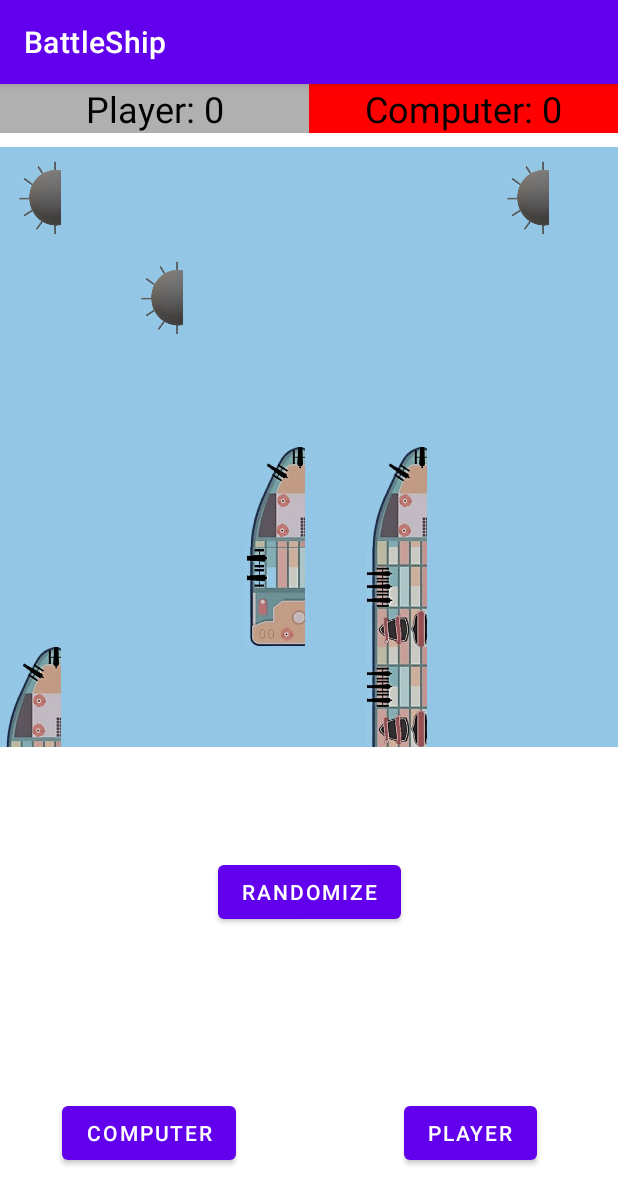
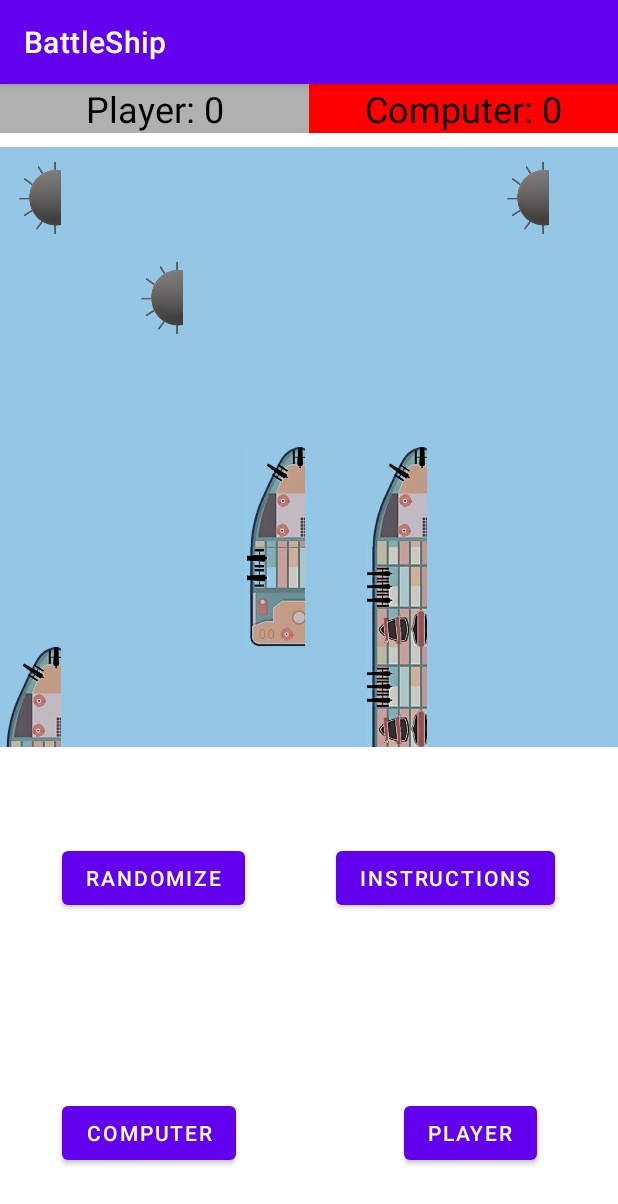
Before and after one commit to kristapspicelevics/BattleShip_MPI_2, an Android app: the screen it shows after launch (MainActivity), after a tap on "RANDOMIZE", on a phone screen of 412 x 824 dp. Shown: the top 1204 px of the screen. Run offline under Robolectric (Android 15) with nearby library versions, the phone set to English and light mode, and no system bars.

Commit message:
Add instructions to game

```diff
--- a/app/src/main/java/lv/kristaps/battleship/MainActivity.java
+++ b/app/src/main/java/lv/kristaps/battleship/MainActivity.java
@@ -2,6 +2,9 @@ package lv.kristaps.battleship;
 
 import androidx.appcompat.app.AppCompatActivity;
 
+import android.app.AlertDialog;
+import android.app.Dialog;
+import android.content.DialogInterface;
 import android.os.Bundle;
 import android.view.View;
 import android.widget.AdapterView;
@@ -27,7 +30,7 @@ public class MainActivity extends AppCompatActivity {
     String computerScoreString = "Computer: ";
     String playerScoreString = "Player: ";
     String scoreString;
-    Button button, buttonPlayer, buttonCPU;
+    Button button, buttonPlayer, buttonCPU, buttonAlert;
     AI ai;
     Adapter adapter;
     SinkingShip sinkingShip;
@@ -63,6 +66,7 @@ public class MainActivity extends AppCompatActivity {
         button = (Button) findViewById(R.id.button);
         buttonPlayer = (Button) findViewById(R.id.buttonPlayer);
         buttonCPU = (Button) findViewById(R.id.buttonCPU);
+        buttonAlert = (Button) findViewById(R.id.buttonAlert);
         gridView = (GridView)findViewById(R.id.grid_view);
         ai = new AI();
         displayScore(playerScore, playerScoreString, playerScoreText);
@@ -71,12 +75,28 @@ public class MainActivity extends AppCompatActivity {
         Generator.generateMap(playerMap);
         Generator.populateMap(computerMap);
         Generator.generateMap(computerMap);
+        //alert = (Button)findViewById(R.id.btnAlert);
         buttonPlayer.setOnClickListener(new View.OnClickListener() {
             @Override
             public void onClick(View v) {
                 isPlayer = true;
                 adapter = new Adapter(MainActivity.this, playerMap, computerMap, map, isPlayer, didWin, imageId);
                 gridView.setAdapter(adapter);
+            }
+        });
+        buttonAlert.setOnClickListener(new View.OnClickListener() {
+            @Override
+            public void onClick(View v) {
+                AlertDialog alertDialog = new AlertDialog.Builder(MainActivity.this).create();
+                alertDialog.setTitle("Instructions");
+                alertDialog.setMessage("The purpose of the game is to defeat your opponent's fleet before enemy destroyed your fleet. You can change the layout of your ships by pressing Randomize before the game starts. Attacks can be made by pressing on the playing field. You can take one shot on the opponent's playing field in one move. If the shot is accurate, it can be repeated, but if the shot is inaccurate, the move passes to the opponent's player.");
+                alertDialog.setButton(AlertDialog.BUTTON_NEUTRAL, "Okey",
+                    new DialogInterface.OnClickListener() {
+                        public void onClick(DialogInterface dialog, int which){
+                                dialog.dismiss();
+                        }
+                    });
+                alertDialog.show();
             }
         });
         buttonCPU.setOnClickListener(new View.OnClickListener() {
--- a/app/src/main/res/layout/activity_main.xml
+++ b/app/src/main/res/layout/activity_main.xml
@@ -2,6 +2,7 @@
 <androidx.constraintlayout.widget.ConstraintLayout xmlns:android="http://schemas.android.com/apk/res/android"
     xmlns:app="http://schemas.android.com/apk/res-auto"
     xmlns:tools="http://schemas.android.com/tools"
+    android:id="@+id/btnAlert"
     android:layout_width="match_parent"
     android:layout_height="match_parent"
     tools:context=".MainActivity">
@@ -26,9 +27,10 @@
         android:text="Randomize"
         app:layout_constraintBottom_toBottomOf="parent"
         app:layout_constraintEnd_toEndOf="parent"
+        app:layout_constraintHorizontal_bias="0.142"
         app:layout_constraintStart_toStartOf="parent"
         app:layout_constraintTop_toTopOf="parent"
-        app:layout_constraintVertical_bias="0.715" />
+        app:layout_constraintVertical_bias="0.702" />
 
     <Button
         android:id="@+id/buttonPlayer"
@@ -53,20 +55,31 @@
         app:layout_constraintStart_toStartOf="parent"
         app:layout_constraintTop_toTopOf="parent"
         app:layout_constraintVertical_bias="0.938" />
+    <Button
+        android:id="@+id/buttonAlert"
+        android:layout_width="wrap_content"
+        android:layout_height="wrap_content"
+        android:text="instructions"
+        app:layout_constraintBottom_toBottomOf="parent"
+        app:layout_constraintEnd_toEndOf="parent"
+        app:layout_constraintHorizontal_bias="0.842"
+        app:layout_constraintStart_toStartOf="parent"
+        app:layout_constraintTop_toTopOf="parent"
+        app:layout_constraintVertical_bias="0.702" />
 
     <TableLayout
         android:layout_width="match_parent"
         android:layout_height="0dp"
+        android:stretchColumns="*"
         app:layout_constraintBottom_toTopOf="@+id/grid_view"
-        android:stretchColumns="*"
         app:layout_constraintEnd_toEndOf="parent"
         app:layout_constraintStart_toStartOf="parent"
         app:layout_constraintTop_toTopOf="parent">
 
         <TableRow
-            android:weightSum="1"
             android:layout_width="fill_parent"
-            android:layout_height="wrap_content">
+            android:layout_height="wrap_content"
+            android:weightSum="1">
 
             <TextView
 
@@ -83,17 +96,19 @@
             <TextView
 
                 android:id="@+id/cpu"
+                android:layout_width="0dp"
+                android:layout_height="wrap_content"
+                android:layout_column="1"
+                android:background="#FF0000"
                 android:gravity="center"
                 android:text="Computer: "
-                android:layout_width="0dp"
-                android:layout_height="wrap_content"
-                android:background="#FF0000"
                 android:textColor="#000"
-                android:layout_column="1"
                 android:textSize="24dp" />
         </TableRow>
 
     </TableLayout>
 
 
+
+
 </androidx.constraintlayout.widget.ConstraintLayout>
```
